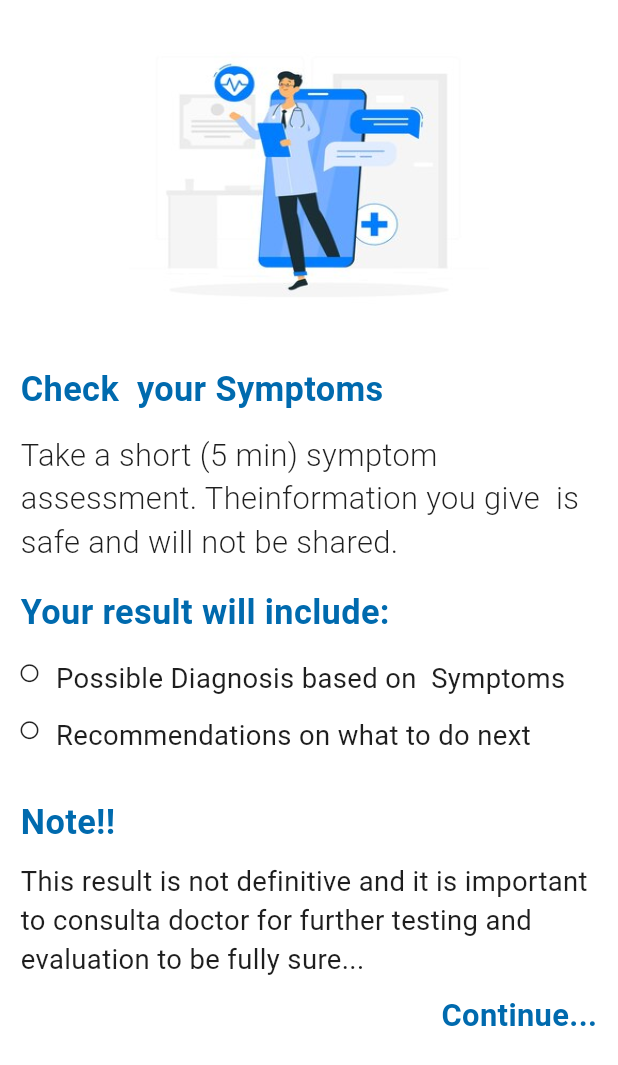
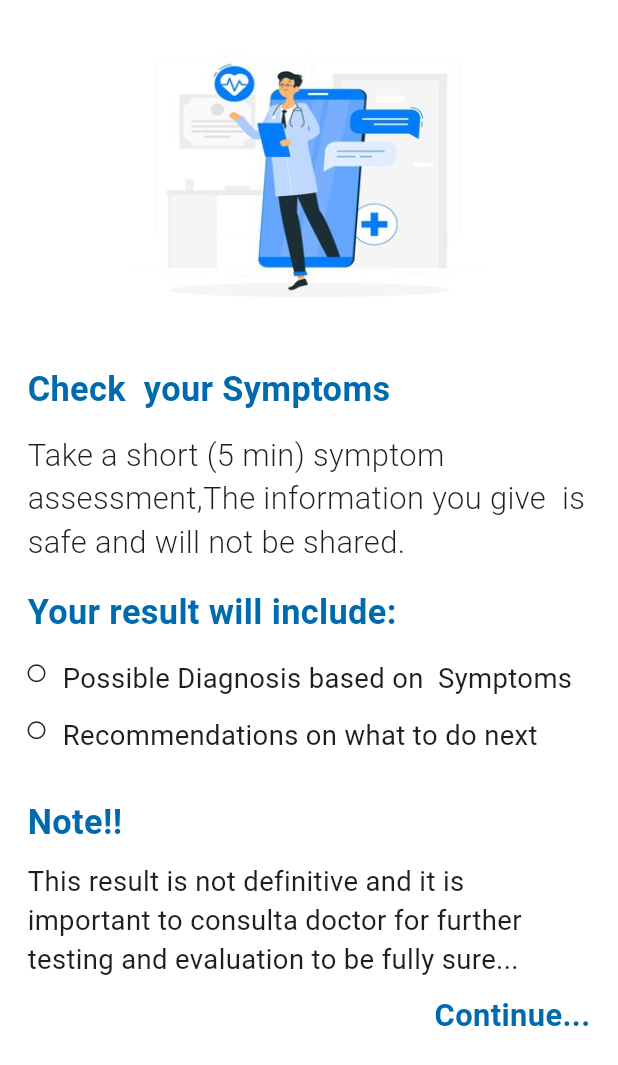
Before and after one commit to khaled365-code/oral_cancer_detection_app, a Flutter app: the DiagnosisIntro screen opened directly, on a phone screen of 412 x 824 dp. Shown: the top 1065 px of the screen. Run offline on Flutter 3.47's test engine with Material 3 defaults, Android fonts, the phone set to English and light mode, and no system bars; our stand-ins replace animated_text_kit, bloc, cached_network_image, carousel_slider, curved_navigation_bar, custom_refresh_indicator and 18 more; accounts and stored records are empty; network calls fail.

Commit message:
intro , upload image ended

```diff
--- a/lib/features/home/presentation/views/diagnosis_intro.dart
+++ b/lib/features/home/presentation/views/diagnosis_intro.dart
@@ -17,7 +17,7 @@ class DiagnosisIntro extends StatelessWidget {
       backgroundColor: AppColors.background,
       body: SingleChildScrollView(
         child: Padding(
-          padding: EdgeInsets.symmetric(horizontal:12.w ,vertical: 12.h ),
+          padding: EdgeInsets.symmetric(horizontal:16.w ,vertical: 12.h ),
           child: Column(
             crossAxisAlignment: CrossAxisAlignment.start,
             children: [
@@ -27,7 +27,7 @@ class DiagnosisIntro extends StatelessWidget {
                 color: AppColors.primary,
               ),),
               SizedBox(height: 10.h,),
-              Text('Take a short (5 min) symptom assessment. The'
+              Text('Take a short (5 min) symptom assessment,The '
                   'information you give  is safe and will not be shared.',
                 style: AppTextStyles.font18.copyWith(fontWeight: FontWeight.w300),),
               SizedBox(height: 14.h,),
```
Also changed, not shown: lib/core/routes/app_router.dart (+9 -10 lines), lib/features/home/presentation/views/upload_Image_View.dart (+6 -1 lines), lib/features/home/presentation/widgets/upload_image_body.dart (+4 -3 lines), pubspec.lock.
